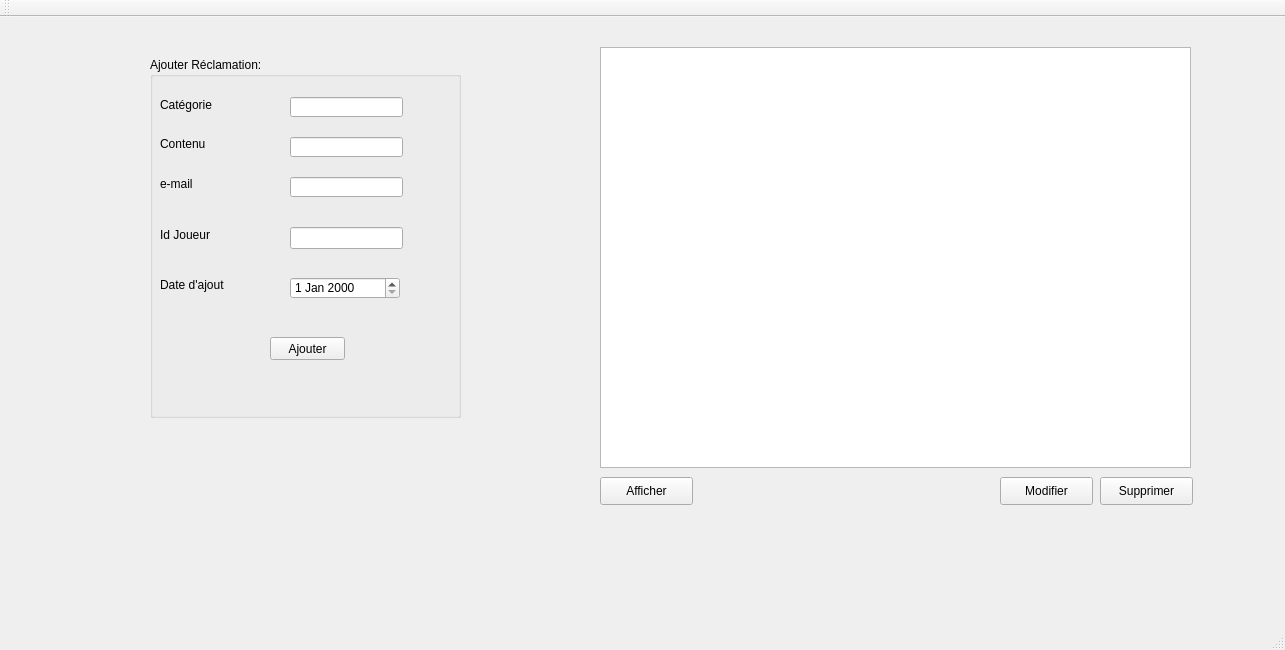
First picture: the form in mainwindow.ui, repository FirasJery/Olympic_games_2A15, before the edit.
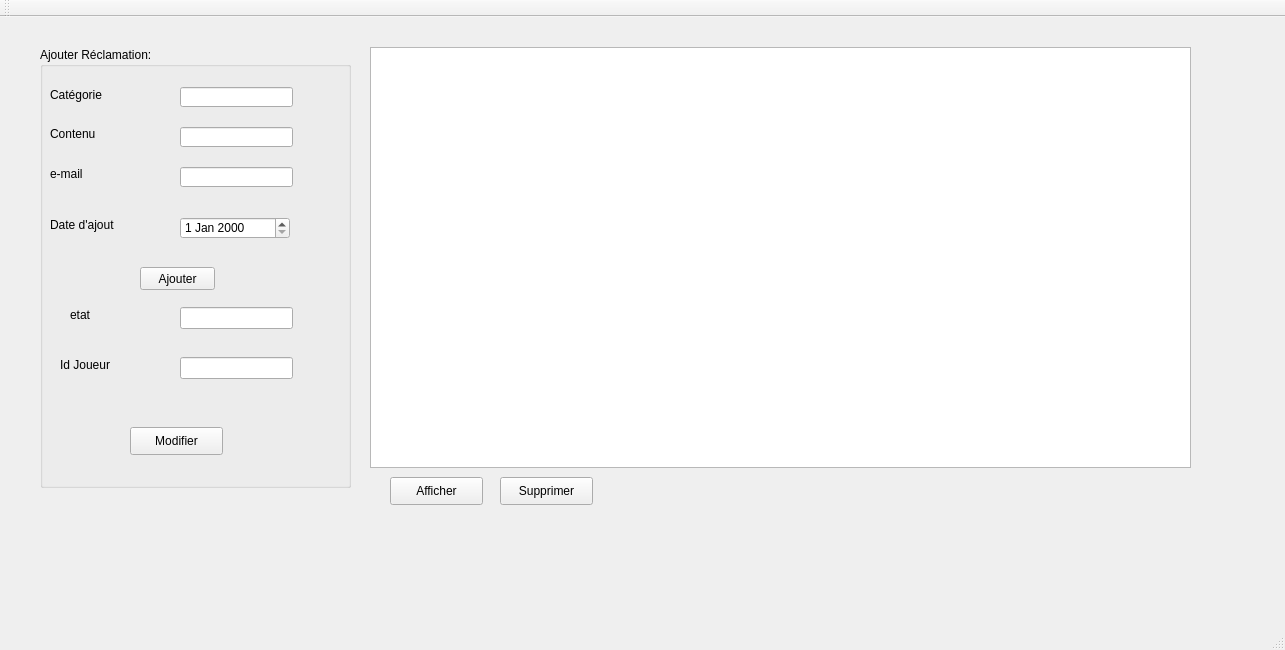
Second picture: the form after the edit.

What changed in the file:
```diff
--- a/mainwindow.ui
+++ b/mainwindow.ui
@@ -17,10 +17,10 @@
    <widget class="QGroupBox" name="groupBox">
     <property name="geometry">
      <rect>
-      <x>150</x>
-      <y>40</y>
+      <x>40</x>
+      <y>30</y>
       <width>311</width>
-      <height>361</height>
+      <height>441</height>
      </rect>
     </property>
     <property name="title">
@@ -98,8 +98,8 @@
     <widget class="QPushButton" name="pushButton">
      <property name="geometry">
       <rect>
-       <x>120</x>
-       <y>280</y>
+       <x>100</x>
+       <y>220</y>
        <width>75</width>
        <height>23</height>
       </rect>
@@ -112,7 +112,7 @@
      <property name="geometry">
       <rect>
        <x>140</x>
-       <y>220</y>
+       <y>170</y>
        <width>110</width>
        <height>22</height>
       </rect>
@@ -122,7 +122,7 @@
      <property name="geometry">
       <rect>
        <x>140</x>
-       <y>170</y>
+       <y>310</y>
        <width>113</width>
        <height>22</height>
       </rect>
@@ -131,8 +131,8 @@
     <widget class="QLabel" name="label_4">
      <property name="geometry">
       <rect>
-       <x>10</x>
-       <y>170</y>
+       <x>20</x>
+       <y>310</y>
        <width>56</width>
        <height>16</height>
       </rect>
@@ -145,7 +145,7 @@
      <property name="geometry">
       <rect>
        <x>10</x>
-       <y>220</y>
+       <y>170</y>
        <width>81</width>
        <height>16</height>
       </rect>
@@ -154,13 +154,49 @@
       <string>Date d'ajout</string>
      </property>
     </widget>
+    <widget class="QPushButton" name="pushButton_4">
+     <property name="geometry">
+      <rect>
+       <x>90</x>
+       <y>380</y>
+       <width>93</width>
+       <height>28</height>
+      </rect>
+     </property>
+     <property name="text">
+      <string>Modifier</string>
+     </property>
+    </widget>
+    <widget class="QLineEdit" name="line_etat">
+     <property name="geometry">
+      <rect>
+       <x>140</x>
+       <y>260</y>
+       <width>113</width>
+       <height>22</height>
+      </rect>
+     </property>
+    </widget>
+    <widget class="QLabel" name="label_6">
+     <property name="geometry">
+      <rect>
+       <x>30</x>
+       <y>260</y>
+       <width>56</width>
+       <height>16</height>
+      </rect>
+     </property>
+     <property name="text">
+      <string>etat</string>
+     </property>
+    </widget>
    </widget>
    <widget class="QTableView" name="tableView">
     <property name="geometry">
      <rect>
-      <x>600</x>
+      <x>370</x>
       <y>30</y>
-      <width>591</width>
+      <width>821</width>
       <height>421</height>
      </rect>
     </property>
@@ -168,7 +204,7 @@
    <widget class="QPushButton" name="pushButton_2">
     <property name="geometry">
      <rect>
-      <x>1100</x>
+      <x>500</x>
       <y>460</y>
       <width>93</width>
       <height>28</height>
@@ -181,7 +217,7 @@
    <widget class="QPushButton" name="pushButton_3">
     <property name="geometry">
      <rect>
-      <x>600</x>
+      <x>390</x>
       <y>460</y>
       <width>93</width>
       <height>28</height>
@@ -191,19 +227,6 @@
      <string>Afficher</string>
     </property>
    </widget>
-   <widget class="QPushButton" name="pushButton_4">
-    <property name="geometry">
-     <rect>
-      <x>1000</x>
-      <y>460</y>
-      <width>93</width>
-      <height>28</height>
-     </rect>
-    </property>
-    <property name="text">
-     <string>Modifier</string>
-    </property>
-   </widget>
   </widget>
   <widget class="QMenuBar" name="menuBar">
    <property name="geometry">
```
